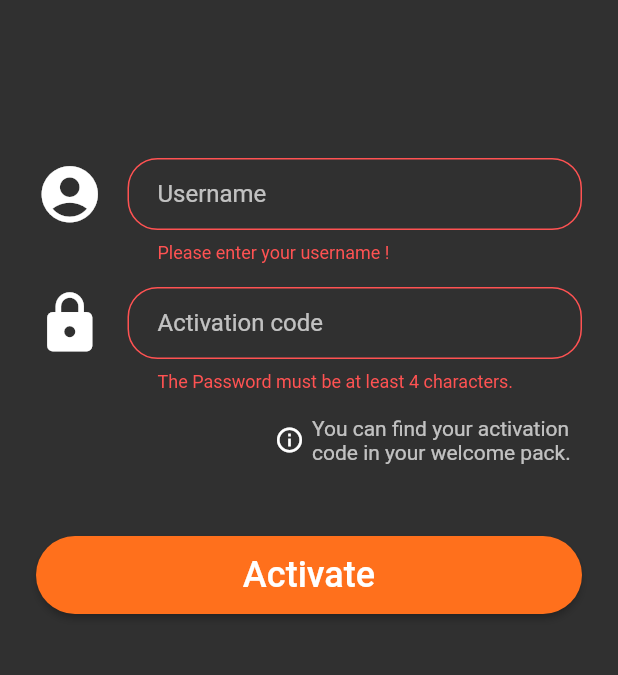
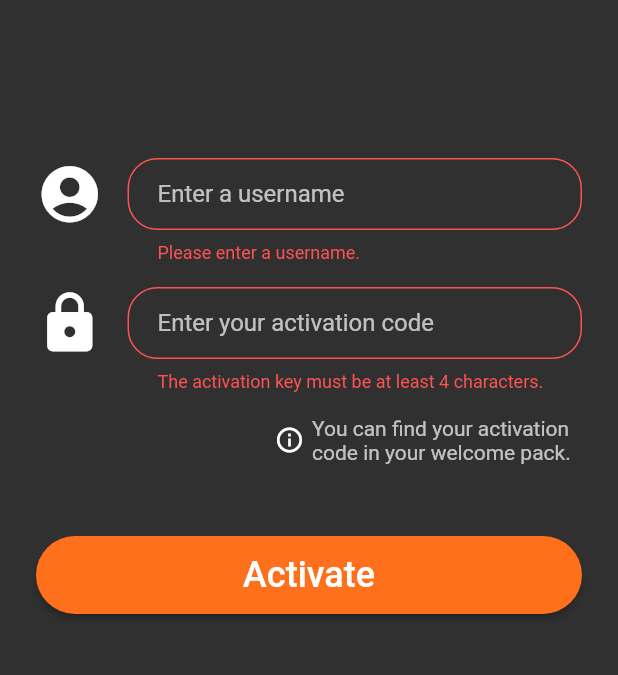
Before and after one commit to OlivierMoitroux/phoenix, a Flutter app: the screen it shows after launch, after a tap on "Activate", on a phone screen of 412 x 824 dp, the part 331-1006 px from its top. Run offline on Flutter 3.47's test engine with Material 2 defaults, Android fonts, the phone set to English and light mode, and no system bars; our stand-ins replace connectivity, flutter_secure_storage, shared_preferences; generated files the repository leaves out were written again.

Commit message:
New config (post flutter upgrade)

```diff
--- a/lib/models/register.dart
+++ b/lib/models/register.dart
@@ -1,5 +1,4 @@
 import 'package:json_annotation/json_annotation.dart';
-
 part 'register.g.dart';
 
 /// A model class to represent the data of the signup form with serialization support
--- a/lib/screens/auth/login.dart
+++ b/lib/screens/auth/login.dart
@@ -19,21 +19,18 @@ import 'package:crypto/crypto.dart';
  *                               Utils
  * ======================================================================= */
 /// An enumeration for the submit button state (UI animation)
-enum LoginButtonState {
-  standard, inProgress, valid, notValid
-}
+enum LoginButtonState { standard, inProgress, valid, notValid }
+
 /// Hash password to enhance security (limit data leakage)
 String generateMd5(String input) {
   return md5.convert(utf8.encode(input)).toString();
 }
-
 
 /* ======================================================================= *
  *                          Login Page
  * ======================================================================= */
 /// First screen seen by the user when opening the app. Login page.
 class LoginPage extends StatefulWidget {
-
   LoginPage({this.onSignedIn});
 
   // A callback to return status to root_page
@@ -48,7 +45,7 @@ class _LoginPageState extends State<LoginPage> {
   final GlobalKey<FormState> _formKey = new GlobalKey<FormState>();
   LoginButtonState _loginButtonState;
 
-  final int MIN_PASSWORD_LENGTH = 4;
+  final int MIN_KEY_LENGTH = 4;
 
   // Called before build
   @override
@@ -61,16 +58,18 @@ class _LoginPageState extends State<LoginPage> {
   /*   ------------------------------------------------------------- *
    *                           Validators
    *   ------------------------------------------------------------- */
-  String _validatePassword(String pswd) {
-    if (pswd.length < MIN_PASSWORD_LENGTH) {
-      return 'The Password must be at least 4 characters.';
+  String _validateKey(String key) {
+    if (key.length < MIN_KEY_LENGTH) {
+      return 'The activation key must be at least ' +
+          MIN_KEY_LENGTH.toString() +
+          ' characters.';
     }
     return null;
   }
 
   String _validateUsername(String usr) {
     if (usr.length < 1) {
-      return 'Please enter your username !';
+      return 'Please enter a username.';
     }
     return null;
   }
@@ -80,23 +79,21 @@ class _LoginPageState extends State<LoginPage> {
    *   ------------------------------------------------------------- */
   /// Display a little spinner instead of the "log in" message to notify user that app is querying server
   void animateLogInButton() {
-
     setState(() {
       _loginButtonState = LoginButtonState.inProgress;
-
     });
   }
 
   /// Display in a visual manner the success of a server query
   void displayStateLogInButton(bool success) {
     setState(() {
-      _loginButtonState = success?LoginButtonState.valid:LoginButtonState.notValid;
+      _loginButtonState =
+          success ? LoginButtonState.valid : LoginButtonState.notValid;
     });
-
   }
 
   /// Reset the login button to the message "log in"
-  resetStateLogInButton(){
+  resetStateLogInButton() {
     setState(() {
       _loginButtonState = LoginButtonState.standard;
     });
@@ -106,7 +103,6 @@ class _LoginPageState extends State<LoginPage> {
   void submit(context) async {
     // Check user inputs are valid and save the form
     if (this._formKey.currentState.validate()) {
-
       try {
         _formKey.currentState.save();
 
@@ -118,18 +114,17 @@ class _LoginPageState extends State<LoginPage> {
         if (!isConnected) {
           showDialogBox(context, "No internet connection available.",
               "Please turn on wifi or cellular network in your settings.");
-        }
-        else {
+        } else {
           // Query server
-          ServerReply reply = await NetworkUtilsSingleton.getInstance().logIn(
-              _data.username, _data.password);
+          ServerReply reply = await NetworkUtilsSingleton.getInstance()
+              .logIn(_data.username, _data.password);
 
           if (reply.isSuccess()) {
             print("[Login] ${json.encode(_data)}");
 
             // Store login data (session) to secured storage, for later queries
-            await SecuredStorageSingleton.getInstance().write(
-                key: "session", value: json.encode(_data));
+            await SecuredStorageSingleton.getInstance()
+                .write(key: "session", value: json.encode(_data));
 
             displayStateLogInButton(reply.isSuccess());
 
@@ -148,14 +143,11 @@ class _LoginPageState extends State<LoginPage> {
             // Wait a little bit so that user has time to see
             await new Future.delayed(new Duration(seconds: 1));
             resetStateLogInButton();
-
           }
         }
-      }
-      catch (e){
+      } catch (e) {
         resetStateLogInButton();
-        showDialogBox(
-            context, "Error logging in", "Please try again or later");
+        showDialogBox(context, "Error logging in", "Please try again or later");
         print(e.toString());
       }
       resetStateLogInButton();
@@ -166,7 +158,6 @@ class _LoginPageState extends State<LoginPage> {
    *                                UI
    *   ------------------------------------------------------------- */
   Widget _buildBody() {
-
     final _logo = Hero(
       tag: 'hero',
       child: CircleAvatar(
@@ -188,8 +179,12 @@ class _LoginPageState extends State<LoginPage> {
         this._data.username = inputUsr;
       },
       decoration: InputDecoration(
-        icon: Icon(Icons.account_circle, color: Colors.white, size: 45,),
-        hintText: 'Username',
+        icon: Icon(
+          Icons.account_circle,
+          color: Colors.white,
+          size: 45,
+        ),
+        hintText: 'Enter a username',
 //        contentPadding: EdgeInsets.fromLTRB(20.0, 10.0, 20.0, 10.0),
 //        border: OutlineInputBorder(borderRadius: BorderRadius.circular(20.0)),
       ),
@@ -197,21 +192,23 @@ class _LoginPageState extends State<LoginPage> {
 
     /// Form input for password
     final _password = TextFormField(
-
       style: TextStyle(
         color: Colors.white,
       ),
-
       autofocus: false,
       obscureText: true,
       autocorrect: false,
-      validator: this._validatePassword,
+      validator: this._validateKey,
       onSaved: (String inputUsr) {
         this._data.password = generateMd5(inputUsr);
       },
       decoration: InputDecoration(
-        icon: Icon(Icons.lock, color: Colors.white, size: 45,),
-        hintText: 'Activation code',
+        icon: Icon(
+          Icons.lock,
+          color: Colors.white,
+          size: 45,
+        ),
+        hintText: 'Enter your activation code',
 //        contentPadding: EdgeInsets.fromLTRB(20.0, 10.0, 20.0, 10.0),
 //        border: OutlineInputBorder(borderRadius: BorderRadius.circular(20.0)),
       ),
@@ -226,15 +223,13 @@ class _LoginPageState extends State<LoginPage> {
             fontSize: 24.0,
           ),
         );
-      }
-      else if (_loginButtonState == LoginButtonState.inProgress) {
+      } else if (_loginButtonState == LoginButtonState.inProgress) {
         return CircularProgressIndicator(
           valueColor: AlwaysStoppedAnimation<Color>(Colors.white),
         );
       } else if (_loginButtonState == LoginButtonState.valid) {
         return Icon(Icons.check, color: Colors.white);
-      }
-      else {
+      } else {
         return Icon(Icons.close, color: Colors.white);
       }
     }
@@ -250,7 +245,6 @@ class _LoginPageState extends State<LoginPage> {
         this.submit(context);
       },
     );
-
 
     return new Center(
       child: new Form(
@@ -269,11 +263,17 @@ class _LoginPageState extends State<LoginPage> {
               mainAxisAlignment: MainAxisAlignment.end,
               children: [
                 Icon(Icons.info_outline, size: 20.0, color: Colors.white),
-                SizedBox(width: 5,),
-                new Container (
+                SizedBox(
+                  width: 5,
+                ),
+                new Container(
 ////                  padding: const EdgeInsets.fromLTRB(0, 0, 10.0, 0),
                   width: 180,
-                  child: Text("You can find your activation code in your welcome pack.", style: Theme.of(context).textTheme.body1.merge(TextStyle(color: Colors.white70),)),
+                  child: Text(
+                      "You can find your activation code in your welcome pack.",
+                      style: Theme.of(context).textTheme.body1.merge(
+                            TextStyle(color: Colors.white70),
+                          )),
                 ),
               ],
             ),
@@ -296,9 +296,8 @@ class _LoginPageState extends State<LoginPage> {
 //
 //          title: new Text('Login to phoenix'),
 //        ),
-        body: _buildBody(),
+      body: _buildBody(),
       backgroundColor: Theme.of(context).primaryColorDark,
-
     );
   }
 }
--- a/pubspec.yaml
+++ b/pubspec.yaml
@@ -66,7 +66,7 @@ dev_dependencies:
   flutter_test:
     sdk: flutter
   json_serializable: ^2.0.0
-  #flutter_launcher_icons: ^0.7.2
+#  flutter_launcher_icons: ^0.7.2
 
 
 # For information on the generic Dart part of this file, see the
```
Also changed, not shown: pubspec.lock.
